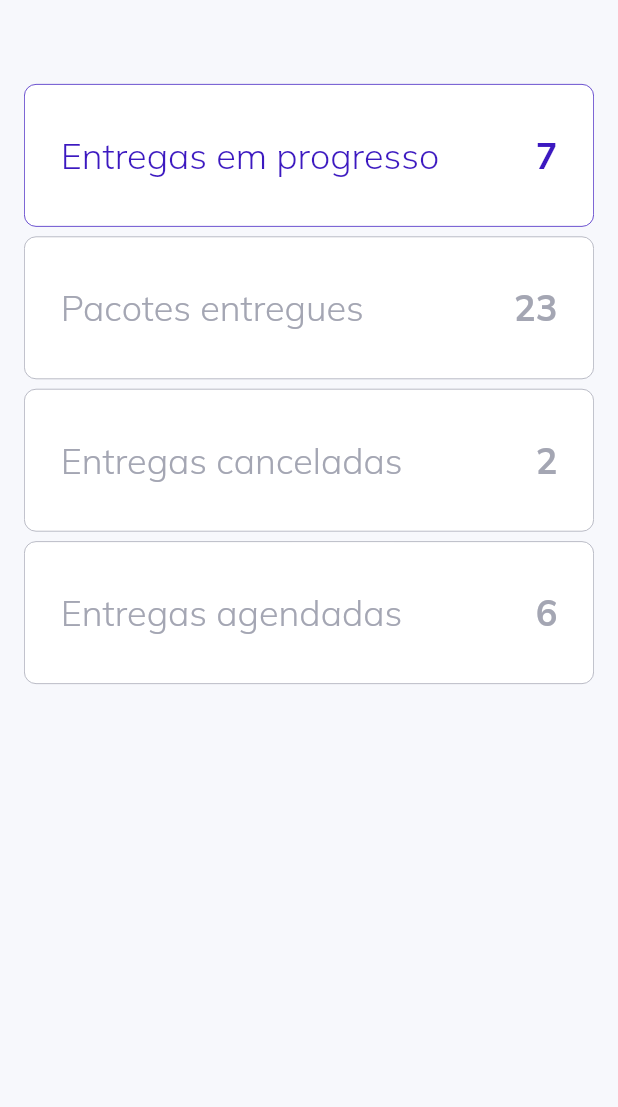
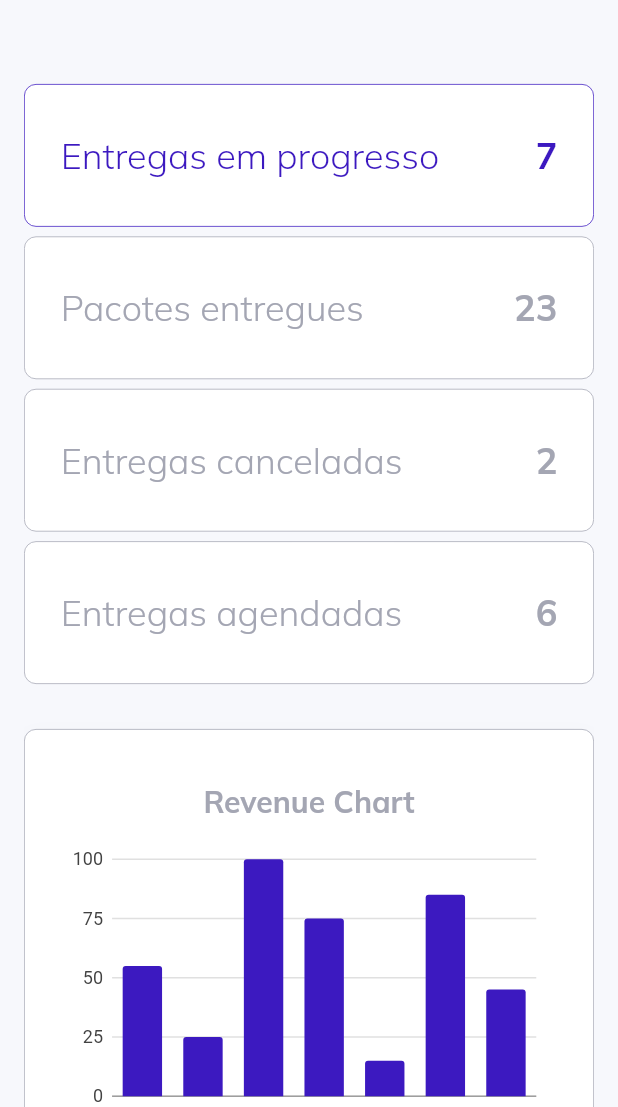
Before and after one commit to marcos-bah/flutter_web_dashboard, a Flutter app: the screen it shows after launch, on a phone screen of 412 x 824 dp, the part 129-1236 px from its top. Run offline on Flutter 3.47's test engine with Material 2 defaults, Android fonts, the light colour scheme and no system bars; our stand-ins replace charts_flutter, get, google_fonts.

Commit message:
[ADD] Adicionando charts

```diff
--- a/lib/pages/overview/overview.dart
+++ b/lib/pages/overview/overview.dart
@@ -4,6 +4,8 @@
 import 'package:flutter_web_dashboard/pages/overview/widgets/overview_cards_large.dart';
 import 'package:flutter_web_dashboard/pages/overview/widgets/overview_cards_medium.dart';
 import 'package:flutter_web_dashboard/pages/overview/widgets/overview_cards_small.dart';
+import 'package:flutter_web_dashboard/pages/overview/widgets/revenue_section_large.dart';
+import 'package:flutter_web_dashboard/pages/overview/widgets/revenue_section_small.dart';
 import 'package:flutter_web_dashboard/widgets/custom_text.dart';
 import 'package:get/get.dart';
 
@@ -39,7 +41,11 @@
                 else
                   OverviewCardsLargeScreen()
               else
-                OverviewCardsSmallScreen()
+                OverviewCardsSmallScreen(),
+              if (!ResponsiveWidget.isSmallScreen(context))
+                RevenueSectionLarge()
+              else
+                RevenueSectionSmall()
             ],
           ),
         ),
--- /dev/null
+++ b/lib/pages/overview/widgets/bar_chart.dart
@@ -0,0 +1,58 @@
+import 'package:charts_flutter/flutter.dart' as charts;
+import 'package:flutter/material.dart';
+import 'package:flutter_web_dashboard/constants/style.dart';
+
+class SimpleBarChart extends StatelessWidget {
+  final List<charts.Series<dynamic, String>> seriesList;
+  final bool? animate;
+
+  SimpleBarChart(this.seriesList, {this.animate});
+
+  /// Creates a [BarChart] with sample data and no transition.
+  factory SimpleBarChart.withSampleData() {
+    return new SimpleBarChart(
+      _createSampleData(),
+      // Disable animations for image tests.
+      animate: false,
+    );
+  }
+
+  @override
+  Widget build(BuildContext context) {
+    return new charts.BarChart(
+      seriesList,
+      animate: animate ?? true,
+    );
+  }
+
+  /// Create one series with sample hard coded data.
+  static List<charts.Series<OrdinalSales, String>> _createSampleData() {
+    final data = [
+      new OrdinalSales('Today', 55),
+      new OrdinalSales('Yesterday', 25),
+      new OrdinalSales('2 days', 100),
+      new OrdinalSales('24 Jun', 75),
+      new OrdinalSales('23 Jun', 15),
+      new OrdinalSales('22 Jun', 85),
+      new OrdinalSales('21 Jun', 45),
+    ];
+
+    return [
+      new charts.Series<OrdinalSales, String>(
+        id: 'Sales',
+        colorFn: (_, __) => charts.ColorUtil.fromDartColor(active),
+        domainFn: (OrdinalSales sales, _) => sales.year,
+        measureFn: (OrdinalSales sales, _) => sales.sales,
+        data: data,
+      )
+    ];
+  }
+}
+
+/// Sample ordinal data type.
+class OrdinalSales {
+  final String year;
+  final int sales;
+
+  OrdinalSales(this.year, this.sales);
+}
--- /dev/null
+++ b/lib/pages/overview/widgets/revenue_section_small.dart
@@ -0,0 +1,81 @@
+import 'package:flutter/material.dart';
+import 'package:flutter_web_dashboard/constants/style.dart';
+import 'package:flutter_web_dashboard/pages/overview/widgets/bar_chart.dart';
+import 'package:flutter_web_dashboard/pages/overview/widgets/revenue_info.dart';
+import 'package:flutter_web_dashboard/widgets/custom_text.dart';
+
+class RevenueSectionSmall extends StatelessWidget {
+  const RevenueSectionSmall({Key? key}) : super(key: key);
+
+  @override
+  Widget build(BuildContext context) {
+    return Container(
+      padding: const EdgeInsets.all(24),
+      margin: const EdgeInsets.symmetric(vertical: 30),
+      decoration: BoxDecoration(
+        color: Colors.white,
+        borderRadius: BorderRadius.circular(8),
+        boxShadow: [
+          BoxShadow(
+            offset: Offset(0, 6),
+            blurRadius: 12,
+            color: lightGrey.withOpacity(.1),
+          ),
+        ],
+        border: Border.all(
+          color: lightGrey,
+          width: .5,
+        ),
+      ),
+      child: Column(
+        children: [
+          Container(
+            height: 260,
+            child: Column(
+              mainAxisAlignment: MainAxisAlignment.spaceEvenly,
+              children: [
+                CustomText(
+                  text: "Revenue Chart",
+                  size: 20,
+                  weight: FontWeight.bold,
+                  color: lightGrey,
+                ),
+                Container(
+                  width: 600,
+                  height: 200,
+                  child: SimpleBarChart.withSampleData(),
+                ),
+              ],
+            ),
+          ),
+          Container(
+            width: 120,
+            height: 1,
+            color: lightGrey,
+          ),
+          Container(
+            height: 260,
+            child: Column(
+              mainAxisAlignment: MainAxisAlignment.spaceEvenly,
+              children: [
+                Row(
+                  children: [
+                    RevenueInfo(title: "Receita do dia", amount: "23"),
+                    RevenueInfo(title: "Receita da semana", amount: "534"),
+                  ],
+                ),
+                SizedBox(height: 30),
+                Row(
+                  children: [
+                    RevenueInfo(title: "Receita do mês", amount: "1,644"),
+                    RevenueInfo(title: "Receita do ano", amount: "5,339"),
+                  ],
+                ),
+              ],
+            ),
+          ),
+        ],
+      ),
+    );
+  }
+}
--- a/pubspec.yaml
+++ b/pubspec.yaml
@@ -29,7 +29,7 @@
   # Use with the CupertinoIcons class for iOS style icons.
   cupertino_icons: ^1.0.2
   google_fonts: ^2.1.0
-  charts_flutter: ^0.10.0
+  charts_flutter: ^0.11.0
   get: ^4.1.4
   data_table_2: ^2.0.3
 
```
Also changed, not shown: lib/pages/overview/widgets/revenue_info.dart (added, +36 -0 lines), lib/pages/overview/widgets/revenue_section_large.dart (added, +79 -0 lines), pubspec.lock.
